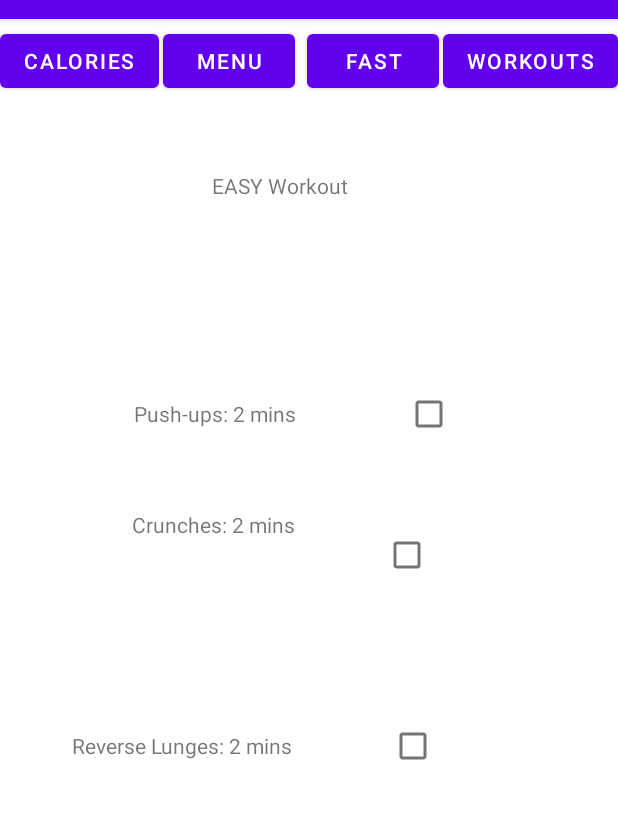
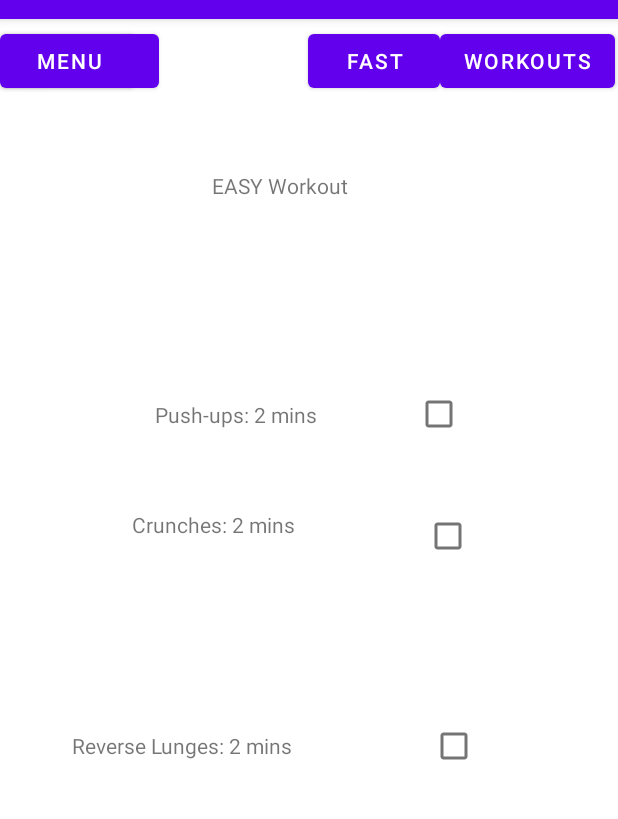
Before and after one commit to Leo-Thompson/LifeStyle-App, an Android app: the WorkOutPage screen opened directly, with no data from a screen before it, after a tap on "EASY WORKOUT", on a phone screen of 412 x 824 dp, the part 65-884 px from its top. Run offline under Robolectric (Android 15) with nearby library versions, the phone set to English and light mode, and no system bars.

Commit message:
Initial Commit

```diff
--- a/app/src/main/java/com/example/lifestyleapp/WorkOutPage.kt
+++ b/app/src/main/java/com/example/lifestyleapp/WorkOutPage.kt
@@ -25,6 +25,13 @@ class WorkOutPage : AppCompatActivity() {
             val intent = Intent(this@WorkOutPage, ExtremeWorkOut::class.java)
             startActivity(intent)
         }
+
+
+       val mainButton: Button = findViewById(R.id.MenuBtn)
+       mainButton.setOnClickListener {
+           val intent = Intent(this@WorkOutPage, MainActivity::class.java)
+           startActivity(intent)
+       }
     }
 
 }
--- a/app/src/main/res/layout/activity_easy_work_out.xml
+++ b/app/src/main/res/layout/activity_easy_work_out.xml
@@ -9,27 +9,27 @@
     <androidx.constraintlayout.widget.ConstraintLayout
         android:layout_width="match_parent"
         android:layout_height="match_parent"
+        app:layout_constraintEnd_toEndOf="@+id/button11"
+        app:layout_constraintStart_toEndOf="@+id/button11"
         tools:context=".EasyWorkOut">
 
         <Button
             android:id="@+id/button11"
             android:layout_width="wrap_content"
             android:layout_height="wrap_content"
+            android:layout_marginTop="4dp"
             android:text="Calories"
-            app:layout_constraintBaseline_toBaselineOf="@+id/button2"
-            app:layout_constraintEnd_toStartOf="@+id/button2"
-            app:layout_constraintHorizontal_chainStyle="spread_inside"
-            app:layout_constraintStart_toStartOf="parent" />
+            app:layout_constraintTop_toTopOf="parent"
+            tools:layout_editor_absoluteX="97dp" />
 
         <Button
             android:id="@+id/button2"
             android:layout_width="wrap_content"
             android:layout_height="wrap_content"
+            android:layout_marginStart="2dp"
             android:layout_marginTop="4dp"
-            android:layout_marginEnd="6dp"
             android:text="Menu"
-            app:layout_constraintEnd_toStartOf="@+id/button10"
-            app:layout_constraintStart_toEndOf="@+id/button11"
+            app:layout_constraintStart_toStartOf="parent"
             app:layout_constraintTop_toTopOf="parent" />
 
         <Button
@@ -37,9 +37,9 @@
             android:layout_width="wrap_content"
             android:layout_height="wrap_content"
             android:layout_marginTop="4dp"
+            android:layout_marginEnd="2dp"
             android:text="WorkOuts"
             app:layout_constraintEnd_toEndOf="parent"
-            app:layout_constraintStart_toEndOf="@+id/button10"
             app:layout_constraintTop_toTopOf="parent" />
 
         <Button
@@ -49,7 +49,6 @@
             android:layout_marginTop="4dp"
             android:text="Fast"
             app:layout_constraintEnd_toStartOf="@+id/button9"
-            app:layout_constraintStart_toEndOf="@+id/button2"
             app:layout_constraintTop_toTopOf="parent" />
 
         <TextView
@@ -95,8 +94,8 @@
 
         <CheckBox
             android:id="@+id/checkBox"
-            android:layout_width="0dp"
-            android:layout_height="72dp"
+            android:layout_width="48dp"
+            android:layout_height="46dp"
             android:layout_marginTop="157dp"
             android:layout_marginEnd="81dp"
             android:layout_marginBottom="157dp"
--- a/app/src/main/res/layout/activity_work_out_page.xml
+++ b/app/src/main/res/layout/activity_work_out_page.xml
@@ -93,7 +93,7 @@
             app:layout_constraintTop_toBottomOf="@+id/imageView3" />
 
         <Button
-            android:id="@+id/button5"
+            android:id="@+id/MenuBtn"
             android:layout_width="wrap_content"
             android:layout_height="wrap_content"
             android:layout_marginBottom="30dp"
```
